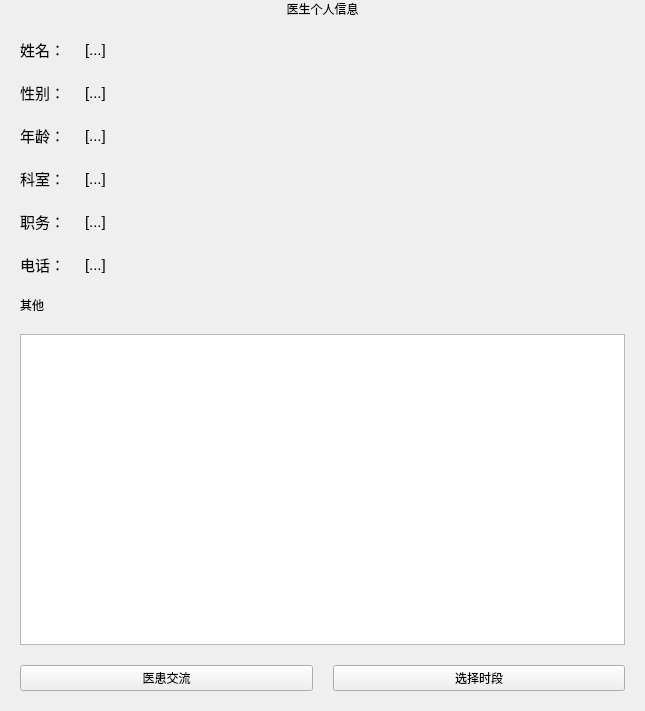
Before: the Qt Designer form code/patient/doctorinfo.ui in laonuo2004/cpp-qt-medical-system, drawn with Qt 5.
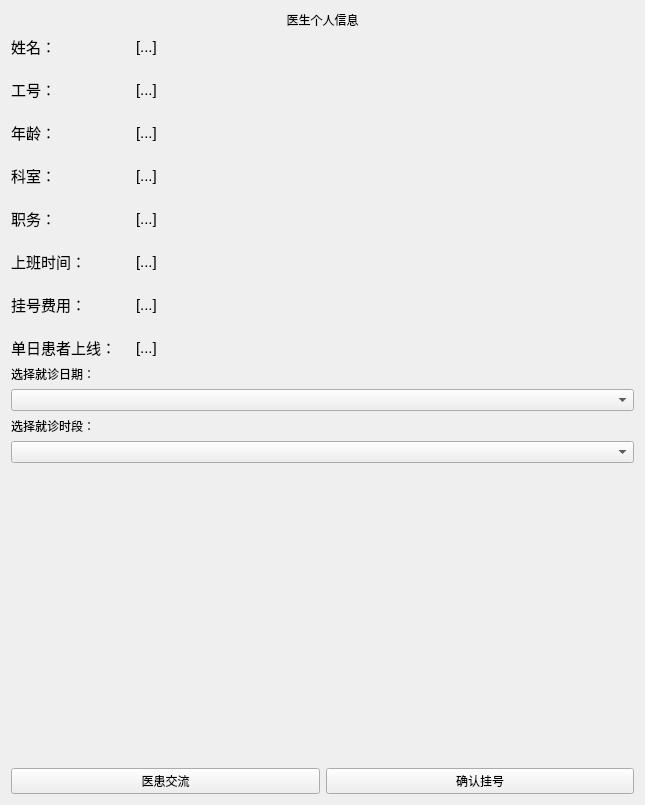
After: the same form once the commit is applied. Icons and pictures are not drawn.

Commit message:
feat: 添加药品搜索界面，添加挂号二次界面
- 添加药品搜索界面，入口在患者端侧边栏，点击[搜索]展示测试卡片
- 点击药品卡片[详细信息]，查看药品信息
- 点击医生卡片，可直接选择就诊时段，点击挂后打开二次界面
- 二次界面展示挂号信息，包括挂号费用，点击确认后完成挂号

The edit to the form file:
```diff
--- a/code/patient/doctorinfo.ui
+++ b/code/patient/doctorinfo.ui
@@ -7,28 +7,13 @@
     <x>0</x>
     <y>0</y>
     <width>645</width>
-    <height>711</height>
+    <height>805</height>
    </rect>
   </property>
   <property name="windowTitle">
    <string>医生详细信息</string>
   </property>
-  <layout class="QVBoxLayout" name="verticalLayout">
-   <property name="spacing">
-    <number>20</number>
-   </property>
-   <property name="leftMargin">
-    <number>20</number>
-   </property>
-   <property name="topMargin">
-    <number>0</number>
-   </property>
-   <property name="rightMargin">
-    <number>20</number>
-   </property>
-   <property name="bottomMargin">
-    <number>20</number>
-   </property>
+  <layout class="QVBoxLayout" name="verticalLayout_2">
    <item>
     <widget class="QLabel" name="HeaderLabel">
      <property name="text">
@@ -96,7 +81,7 @@
           </font>
          </property>
          <property name="text">
-          <string>性别：</string>
+          <string>工号：</string>
          </property>
         </widget>
        </item>
@@ -192,7 +177,7 @@
           </font>
          </property>
          <property name="text">
-          <string>电话：</string>
+          <string>上班时间：</string>
          </property>
         </widget>
        </item>
@@ -208,6 +193,54 @@
          </property>
         </widget>
        </item>
+       <item row="6" column="0">
+        <widget class="QLabel" name="label_15">
+         <property name="font">
+          <font>
+           <pointsize>11</pointsize>
+          </font>
+         </property>
+         <property name="text">
+          <string>挂号费用：</string>
+         </property>
+        </widget>
+       </item>
+       <item row="6" column="1">
+        <widget class="QLabel" name="label_16">
+         <property name="font">
+          <font>
+           <pointsize>11</pointsize>
+          </font>
+         </property>
+         <property name="text">
+          <string>[...]</string>
+         </property>
+        </widget>
+       </item>
+       <item row="7" column="0">
+        <widget class="QLabel" name="label_17">
+         <property name="font">
+          <font>
+           <pointsize>11</pointsize>
+          </font>
+         </property>
+         <property name="text">
+          <string>单日患者上线：</string>
+         </property>
+        </widget>
+       </item>
+       <item row="7" column="1">
+        <widget class="QLabel" name="label_18">
+         <property name="font">
+          <font>
+           <pointsize>11</pointsize>
+          </font>
+         </property>
+         <property name="text">
+          <string>[...]</string>
+         </property>
+        </widget>
+       </item>
       </layout>
      </item>
      <item>
@@ -229,14 +262,41 @@
     </layout>
    </item>
    <item>
-    <widget class="QLabel" name="label_7">
-     <property name="text">
-      <string>其他</string>
-     </property>
-    </widget>
+    <layout class="QVBoxLayout" name="verticalLayout">
+     <item>
+      <widget class="QLabel" name="label_14">
+       <property name="text">
+        <string>选择就诊日期：</string>
+       </property>
+      </widget>
+     </item>
+     <item>
+      <widget class="QComboBox" name="comboBox_2"/>
+     </item>
+     <item>
+      <widget class="QLabel" name="label_7">
+       <property name="text">
+        <string>选择就诊时段：</string>
+       </property>
+      </widget>
+     </item>
+     <item>
+      <widget class="QComboBox" name="comboBox"/>
+     </item>
+    </layout>
    </item>
    <item>
-    <widget class="QTextBrowser" name="textBrowser"/>
+    <spacer name="verticalSpacer">
+     <property name="orientation">
+      <enum>Qt::Vertical</enum>
+     </property>
+     <property name="sizeHint" stdset="0">
+      <size>
+       <width>20</width>
+       <height>40</height>
+      </size>
+     </property>
+    </spacer>
    </item>
    <item>
     <layout class="QHBoxLayout" name="horizontalLayout">
@@ -250,7 +310,7 @@
      <item>
       <widget class="QPushButton" name="AppointmentBtn">
        <property name="text">
-        <string>选择时段</string>
+        <string>确认挂号</string>
        </property>
       </widget>
      </item>
```
Left out of the diff: 4 changed lines with no effect on the pictures. The commit also changes 20 other files.
